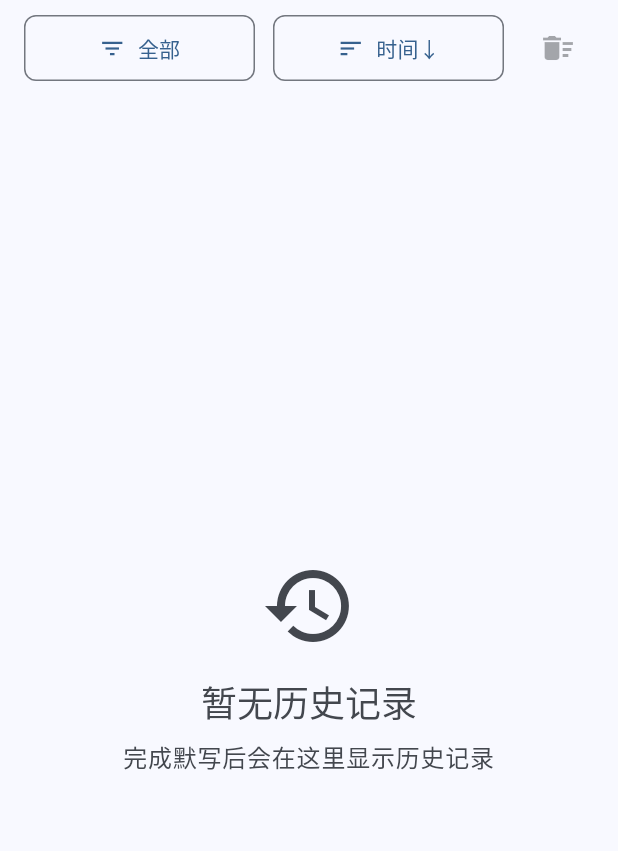
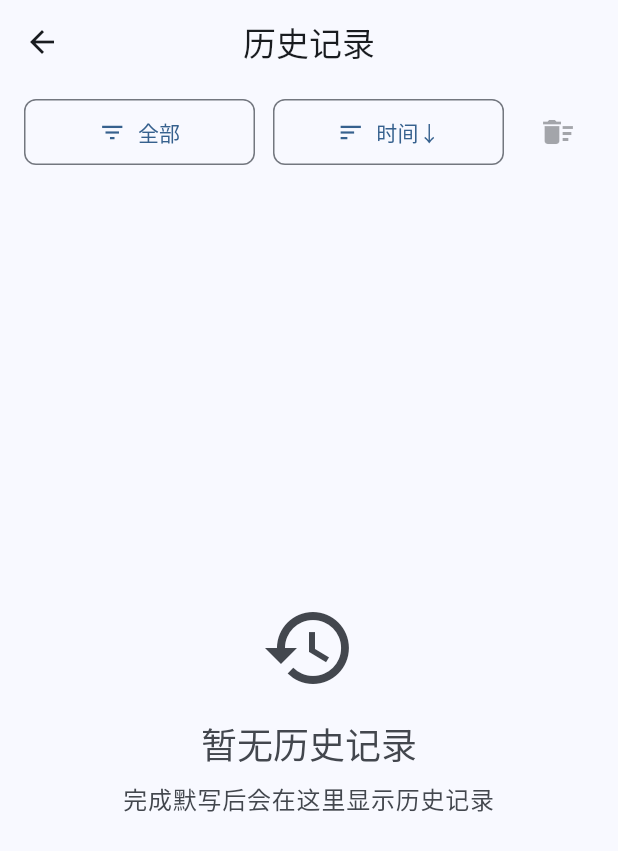
Before and after one commit to stevennight/WordDictationFlutter, a Flutter app: the HistoryScreen screen opened directly, on a phone screen of 412 x 824 dp. Shown: the top 851 px of the screen. Run offline on Flutter 3.47's test engine with Material 3 defaults, Android fonts, the phone set to English and light mode, and no system bars; our stand-ins replace file_picker, package_info_plus, sqflite, sqflite_common_ffi; missing offline and left inert: excel; accounts and stored records are empty; statements that could not run were skipped.

Commit message:
feat(界面): 为首页和历史记录页面添加导航栏标题
为提升用户体验，在首页和历史记录页面添加了导航栏标题，明确显示当前所在页面

```diff
--- a/lib/features/history/screens/history_screen.dart
+++ b/lib/features/history/screens/history_screen.dart
@@ -42,6 +42,9 @@ class _HistoryScreenState extends State<HistoryScreen> {
   @override
   Widget build(BuildContext context) {
     return Scaffold(
+      appBar: AppBar(
+        title: const Text('历史记录'),
+      ),
       body: Consumer<HistoryProvider>(
         builder: (context, historyProvider, child) {
           if (historyProvider.isLoading) {
--- a/lib/features/home/screens/home_screen.dart
+++ b/lib/features/home/screens/home_screen.dart
@@ -77,6 +77,9 @@ class _HomeScreenState extends State<HomeScreen> {
   @override
   Widget build(BuildContext context) {
     return Scaffold(
+      appBar: AppBar(
+        title: const Text('首页'),
+      ),
       body: Consumer2<DictationProvider, AppStateProvider>(
         builder: (context, dictationProvider, appState, child) {
           return SingleChildScrollView(
```
